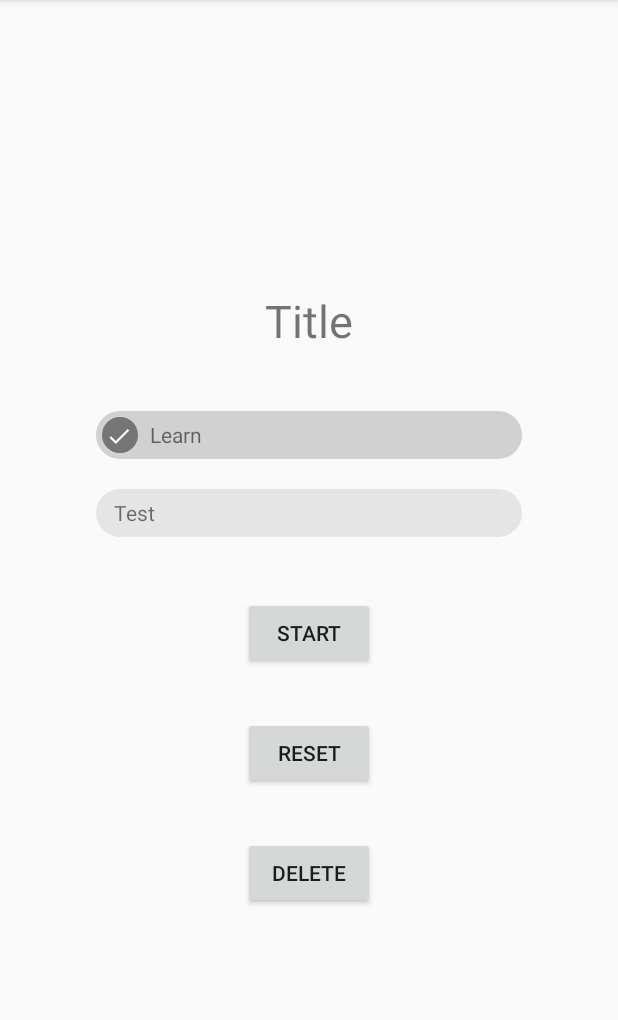
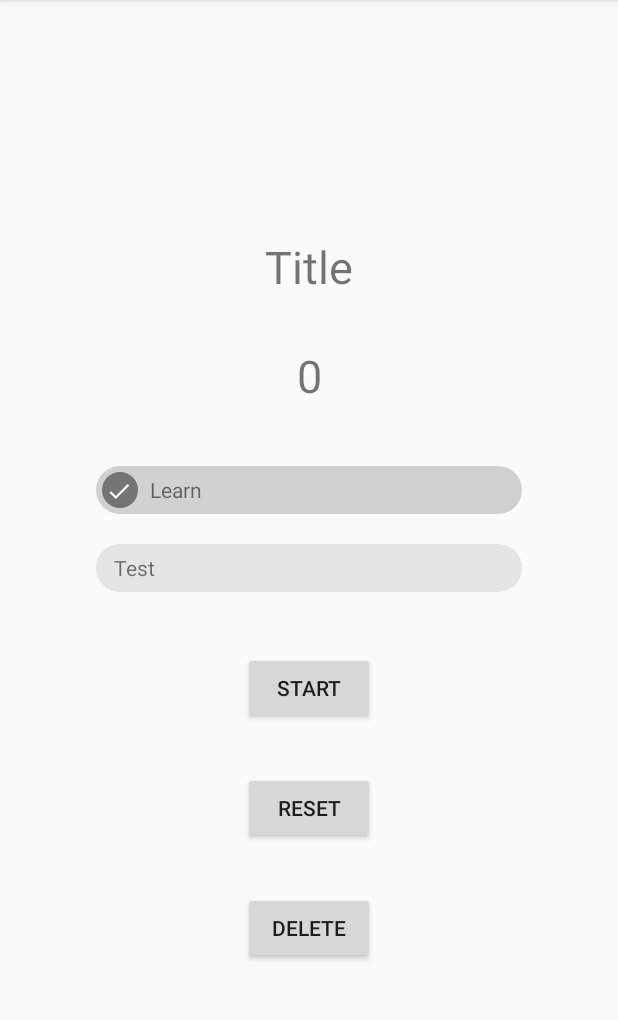
Before and after one commit to vaclav/zkousec, an Android app: the QuestionPackSetup screen opened directly, with no data from a screen before it, on a phone screen of 412 x 824 dp, the part 84-1104 px from its top. Run offline under Robolectric (Android 15) with nearby library versions, the phone set to English and light mode, and no system bars.

```diff
--- a/app/src/main/res/layout/activity_question_pack_setup2.xml
+++ b/app/src/main/res/layout/activity_question_pack_setup2.xml
@@ -16,6 +16,19 @@
         android:layout_marginTop="32dp"
         android:capitalize="none"
         android:text="Title"
+        android:textAlignment="center"
+        android:textSize="30sp"
+        app:layout_constraintEnd_toEndOf="parent"
+        app:layout_constraintStart_toStartOf="parent"
+        app:layout_constraintTop_toTopOf="parent" />
+
+    <TextView
+        android:id="@+id/QuestionCount"
+        android:layout_width="match_parent"
+        android:layout_height="wrap_content"
+        android:layout_marginTop="32dp"
+        android:capitalize="none"
+        android:text="0"
         android:textAlignment="center"
         android:textSize="30sp"
         app:layout_constraintEnd_toEndOf="parent"
```
Also changed, not shown: 2 other files.
